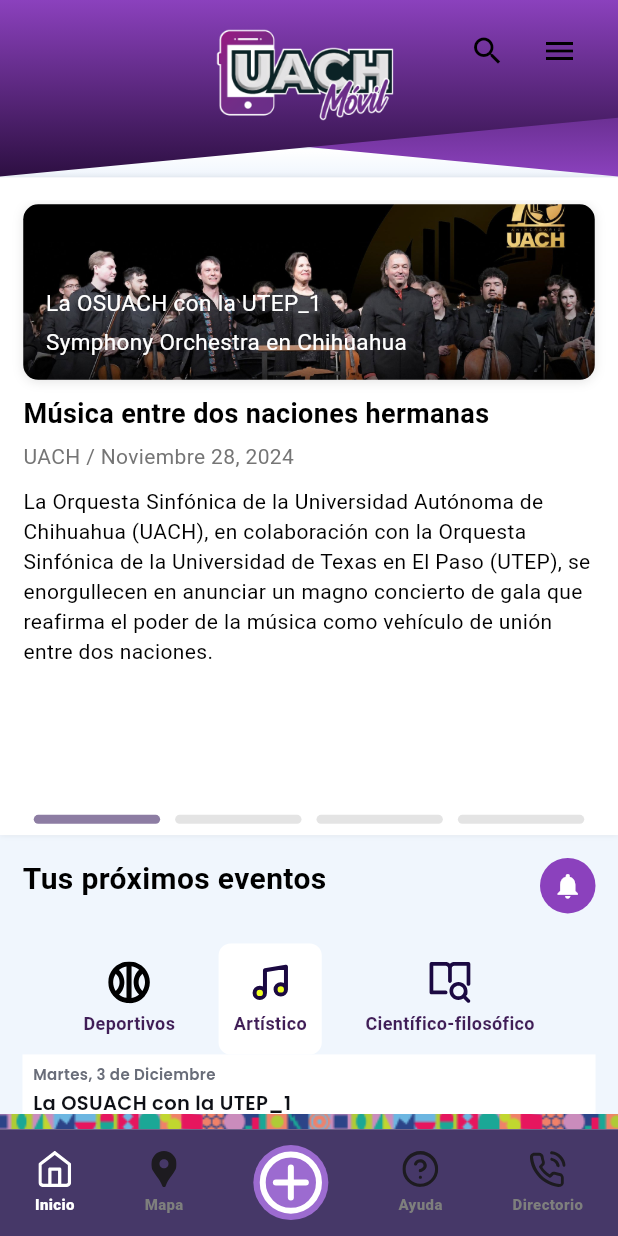
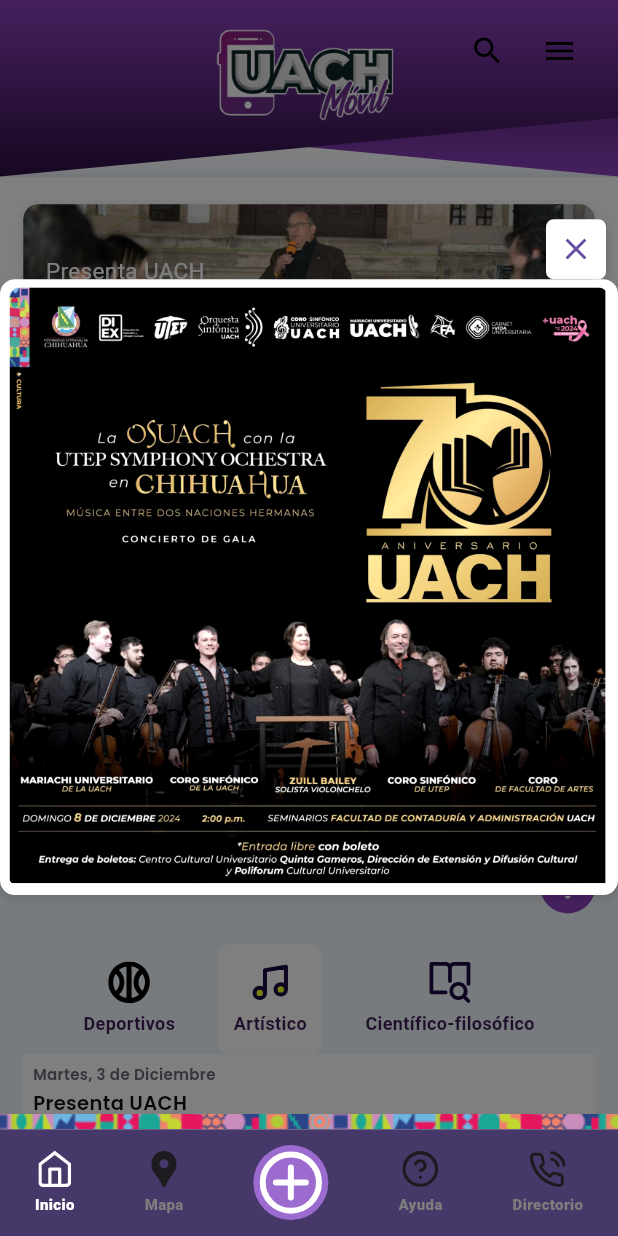
Before and after one commit to jonamx13/uach_mobile, a Flutter app: the screen it shows after launch, on a phone screen of 412 x 824 dp. Run offline on Flutter 3.47's test engine with Material 3 defaults, Android fonts, the phone set to English and light mode, and no system bars; our stand-ins replace flutter_svg, shared_preferences; Roboto replaces fonts that are missing (DelaGothicOne, Montserrat Alternates).

Commit message:
Overlay on opening

```diff
--- /dev/null
+++ b/lib/core/presentation/evento_proximo_overlay.dart
@@ -0,0 +1,79 @@
+import 'package:flutter/material.dart';
+
+class EventoProximoOverlay extends StatelessWidget {
+  final VoidCallback onDismiss;
+
+  const EventoProximoOverlay({Key? key, required this.onDismiss}) : super(key: key);
+
+  @override
+  Widget build(BuildContext context) {
+    return Stack(
+      children: [
+        // Fondo negro semitransparente
+        Container(
+          color: Colors.black.withOpacity(0.5), // Fondo negro transparente
+        ),
+        Center(
+          child: Column(
+            mainAxisSize: MainAxisSize.min,
+            children: [
+              // Botón de cerrar en la parte superior derecha
+              Row(
+                mainAxisAlignment: MainAxisAlignment.end,
+                children: [
+                  Padding(
+                    padding: EdgeInsets.symmetric(horizontal: 8),
+                    child: Container(
+                      width: 40,
+                      height: 40,
+                      decoration: BoxDecoration(
+                        color: Colors.white, // Fondo blanco del botón
+                        shape: BoxShape.rectangle,
+                        borderRadius: BorderRadius.circular(5), // Bordes cuadrados
+                        boxShadow: [
+                          BoxShadow(
+                            color: Colors.black.withOpacity(0.2),
+                            blurRadius: 4,
+                            offset: Offset(0, 2),
+                          ),
+                        ],
+                      ),
+                      child: IconButton(
+                        icon: Icon(Icons.close, color: Color(0xFF6750A4)),
+                        padding: EdgeInsets.zero, // Elimina el padding extra del botón
+                        onPressed: onDismiss,
+                      ),
+                    ),
+                  ),
+                ],
+              ),
+              // Imagen envuelta en un contenedor con fondo blanco
+              Container(
+
+                decoration: BoxDecoration(
+                  color: Colors.white, // Fondo blanco
+                  borderRadius: BorderRadius.circular(10), // Bordes redondeados
+                  boxShadow: [
+                    BoxShadow(
+                      color: Colors.black.withOpacity(0.1),
+                      blurRadius: 4,
+                      offset: Offset(0, 2),
+                    ),
+                  ],
+                ),
+                padding: const EdgeInsets.all(5), // Espacio entre la imagen y el borde blanco
+                child: ClipRRect(
+                  borderRadius: BorderRadius.circular(10),
+                  child: Image.asset(
+                    'assets/images/evento_splash.png',
+                    fit: BoxFit.cover,
+                  ),
+                ),
+              ),
+            ],
+          ),
+        ),
+      ],
+    );
+  }
+}
--- a/lib/core/presentation/main_screen.dart
+++ b/lib/core/presentation/main_screen.dart
@@ -1,9 +1,11 @@
 import 'package:flutter/material.dart';
 import '../../features/user/user_overlay.dart';
+import 'evento_proximo_overlay.dart';
 import '../widgets/bottom_nav_bar.dart';
 import 'contacto_y_utilidades.dart';
 import 'search_bar_custom.dart';
 import '../../config/bottom_nav_bar_config.dart';
+import 'package:shared_preferences/shared_preferences.dart';
 
 class MainScreen extends StatefulWidget {
   @override
@@ -16,6 +18,7 @@
   bool _isOverlayVisible = false;
   bool _isMenuVisible = false;
   bool _isSearchVisible = false;
+  bool _isFirstTimeOverlayVisible = false;
   late FocusNode _searchFocusNode;
   TextEditingController _searchController = TextEditingController();
 
@@ -37,6 +40,24 @@
         .where((item) => !(item['excludeFromNavigation'] ?? false))
         .map((item) => item['screen'] as Widget)
         .toList();
+
+    // Verificar si ya se mostró el overlay de EventoProximo antes
+    _checkFirstTimeForEventoProximo();
+  }
+
+  Future<void> _checkFirstTimeForEventoProximo() async {
+    SharedPreferences prefs = await SharedPreferences.getInstance();
+    bool isFirstTime = prefs.getBool('isFirstTimeEventoProximo') ?? true;
+
+    if (isFirstTime) {
+      // Mostrar el EventoProximoOverlay
+      setState(() {
+        _isFirstTimeOverlayVisible = true;
+      });
+
+      // Marcar como ya mostrado
+      await prefs.setBool('isFirstTimeEventoProximo', false);
+    }
   }
 
   @override
@@ -49,7 +70,6 @@
   void _onItemSelected(int index) {
     if (index == _currentIndex) return;
 
-    // Lógica especial para "Usuario" (índice dinámico)
     if (_bottomNavItems[index]['label'] == 'Usuario') {
       setState(() {
         _isOverlayVisible = !_isOverlayVisible;
@@ -72,17 +92,25 @@
 
     setState(() {
       _visibleScreens = isForward
-          ? [_bottomNavItems[_currentIndex]['screen'], _bottomNavItems[index]['screen']]
-          : [_bottomNavItems[index]['screen'], _bottomNavItems[_currentIndex]['screen']];
+          ? [
+              _bottomNavItems[_currentIndex]['screen'],
+              _bottomNavItems[index]['screen']
+            ]
+          : [
+              _bottomNavItems[index]['screen'],
+              _bottomNavItems[_currentIndex]['screen']
+            ];
     });
 
     _pageController.jumpToPage(isForward ? 0 : 1);
 
-    _pageController.animateToPage(
+    _pageController
+        .animateToPage(
       isForward ? 1 : 0,
       duration: const Duration(milliseconds: 300),
       curve: Curves.easeInOut,
-    ).then((_) {
+    )
+        .then((_) {
       setState(() {
         _currentIndex = index;
         _visibleScreens = [_bottomNavItems[_currentIndex]['screen']];
@@ -94,6 +122,8 @@
   void _hideOverlay() {
     setState(() {
       _isOverlayVisible = false;
+      _isFirstTimeOverlayVisible =
+          false; // Asegura que se oculte el overlay inicial.
     });
   }
 
@@ -155,13 +185,24 @@
               },
             ),
           ),
+          if (_isFirstTimeOverlayVisible)
+            Positioned(
+              top: 0,
+              left: 0,
+              right: 0,
+              bottom: bottomNavBarHeight,
+              child: EventoProximoOverlay(
+                  onDismiss: _hideOverlay), // Overlay inicial
+            ),
           if (_isOverlayVisible)
             Positioned(
               top: 0,
               left: 0,
               right: 0,
               bottom: bottomNavBarHeight,
-              child: UserOverlay(onDismiss: _hideOverlay),
+              child: UserOverlay(
+                  onDismiss:
+                      _hideOverlay), // Mantiene el UserOverlay independiente
             ),
           Positioned(
             bottom: 0,
@@ -174,15 +215,13 @@
               isOverlayVisible: _isOverlayVisible,
               onDismissOverlay: _hideOverlay,
               height: bottomNavBarHeight,
-              items: _bottomNavItems, // Pasamos todos los ítems
+              items: _bottomNavItems,
             ),
           ),
-
-          // Aquí el widget ContactoYUtilidades ocupa toda la pantalla (sin sobrepasar la SafeArea)
           if (_isMenuVisible)
             Positioned.fill(
               child: Material(
-                color: Colors.transparent, // Sin fondo, solo cubriendo
+                color: Colors.transparent,
                 child: SafeArea(
                   child: Stack(
                     children: [
@@ -194,13 +233,12 @@
                 ),
               ),
             ),
-            if (_isSearchVisible)
+          if (_isSearchVisible)
             SearchBarCustom(
               onClose: _closeSearch,
               focusNode: _searchFocusNode,
               controller: _searchController,
             ),
-
           Positioned(
             top: MediaQuery.of(context).padding.top + 10,
             right: 15,
--- a/lib/features/home/data/noticias_data.dart
+++ b/lib/features/home/data/noticias_data.dart
@@ -1,16 +1,16 @@
 // Datos para los slides
   final List<Map<String, String>> noticias= [
     {
-    'imagen': 'assets/images/osuach-utep-8dic-1920.jpg',
-    'titulo': 'La OSUACH con la UTEP_1',
-    'subtitulo': 'Symphony Orchestra en Chihuahua',
-    'tituloEvento': 'Música entre dos naciones hermanas',
+    'imagen': 'assets/images/rector_sotol.png',
+    'titulo': 'Presenta UACH \nsubotella de Sotol',
+    'subtitulo': 'su botella de Sotol',
+    'tituloEvento': 'conmemorativa por el 70 aniversario',
     'fechaNews': 'UACH / Noviembre 28, 2024',
     'fechaDateCard' : 'Martes, 3 de Diciembre',
     'hora': '21:00 horas',
     'lugar' : 'Teatro de los Héroes',
     'descripcion':
-        'La Orquesta Sinfónica de la Universidad Autónoma de Chihuahua (UACH), en colaboración con la Orquesta Sinfónica de la Universidad de Texas en El Paso (UTEP), se enorgullecen en anunciar un magno concierto de gala que reafirma el poder de la música como vehículo de unión entre dos naciones.',
+        'En el marco de las celebraciones por su septuagésimo aniversario, la Universidad Autónoma de Chihuahua realizó la ceremonia oficial de presentación de la botella de sotol conmemorativa “70 Años UACH”... ',
     },
 
     {
--- a/pubspec.yaml
+++ b/pubspec.yaml
@@ -31,6 +31,7 @@
   flutter:
     sdk: flutter
 
+  shared_preferences: ^2.0.6
   flutter_svg: ^2.0.7
   # The following adds the Cupertino Icons font to your application.
   # Use with the CupertinoIcons class for iOS style icons.
```
Also changed, not shown: assets/images/evento_splash.png (added), assets/images/rector_sotol.png (added), pubspec.lock, 1 other file.
